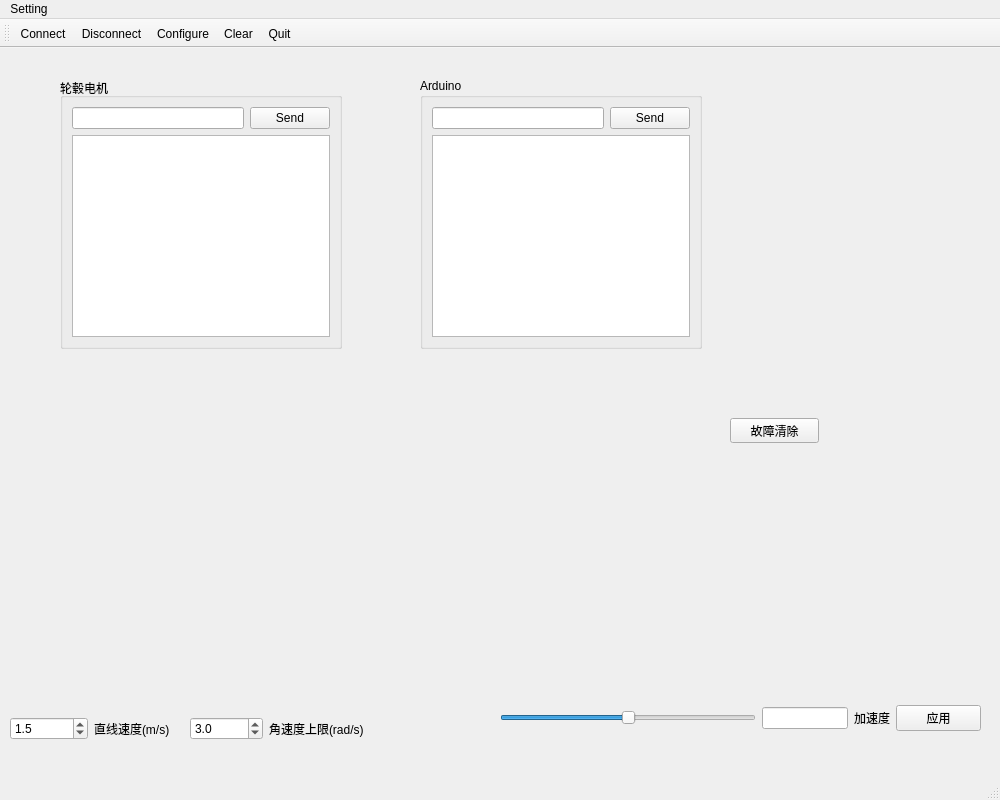
Before: the Qt Designer form ros/catkin_ws/src/qt_app/ui/mainwindow.ui in djl806943371/graduate_project, drawn with Qt 5.
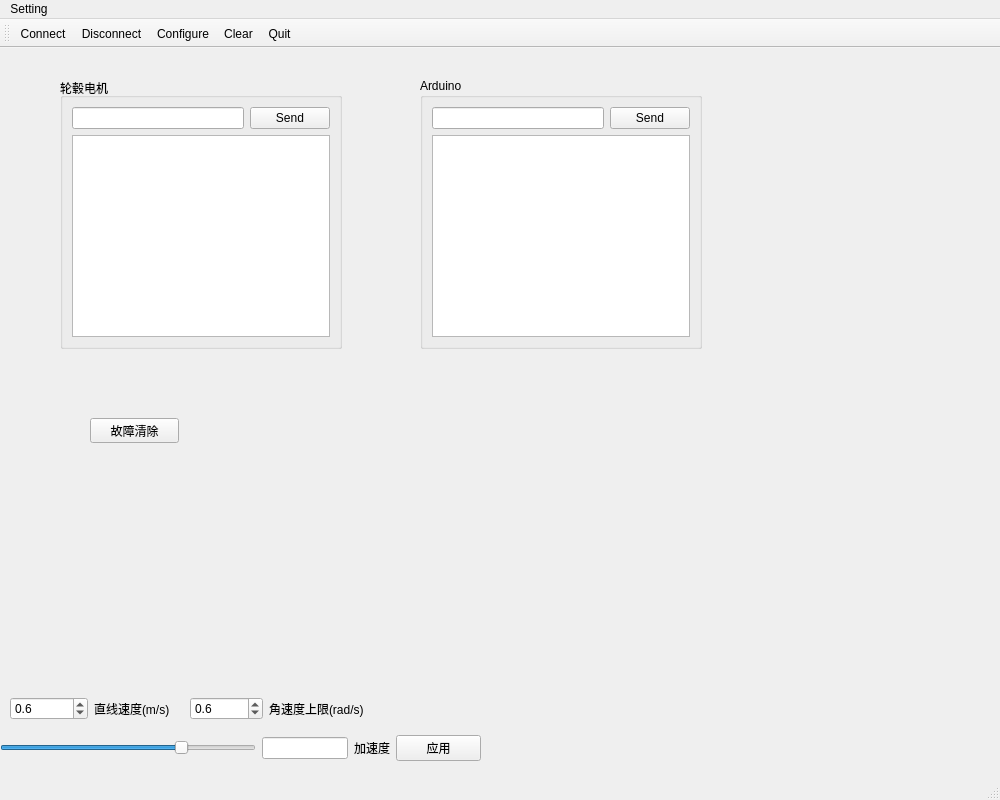
After: the same form once the commit is applied. Icons and pictures are not drawn. Custom widgets are drawn as their Qt base class.

What changed in the file:
```diff
--- a/ros/catkin_ws/src/qt_app/ui/mainwindow.ui
+++ b/ros/catkin_ws/src/qt_app/ui/mainwindow.ui
@@ -18,7 +18,7 @@
     <property name="geometry">
      <rect>
       <x>20</x>
-      <y>400</y>
+      <y>380</y>
       <width>250</width>
       <height>250</height>
      </rect>
@@ -36,8 +36,8 @@
    <widget class="QWidget" name="layoutWidget2">
     <property name="geometry">
      <rect>
-      <x>500</x>
-      <y>640</y>
+      <x>0</x>
+      <y>670</y>
       <width>481</width>
       <height>60</height>
      </rect>
@@ -46,16 +46,16 @@
      <item>
       <widget class="QSlider" name="accelerationSliderBar">
        <property name="minimum">
-        <number>0</number>
+        <number>200</number>
        </property>
        <property name="maximum">
-        <number>100</number>
+        <number>2000</number>
        </property>
        <property name="singleStep">
         <number>1</number>
        </property>
        <property name="value">
-        <number>50</number>
+        <number>1500</number>
        </property>
        <property name="orientation">
         <enum>Qt::Horizontal</enum>
@@ -170,7 +170,7 @@
     <property name="geometry">
      <rect>
       <x>10</x>
-      <y>660</y>
+      <y>640</y>
       <width>161</width>
       <height>41</height>
      </rect>
@@ -182,13 +182,13 @@
         <number>1</number>
        </property>
        <property name="maximum">
-        <double>3.000000000000000</double>
+        <double>2.000000000000000</double>
        </property>
        <property name="singleStep">
         <double>0.200000000000000</double>
        </property>
        <property name="value">
-        <double>1.500000000000000</double>
+        <double>0.600000000000000</double>
        </property>
       </widget>
      </item>
@@ -205,7 +205,7 @@
     <property name="geometry">
      <rect>
       <x>190</x>
-      <y>660</y>
+      <y>640</y>
       <width>174</width>
       <height>41</height>
      </rect>
@@ -217,13 +217,13 @@
         <number>1</number>
        </property>
        <property name="maximum">
-        <double>6.000000000000000</double>
+        <double>3.000000000000000</double>
        </property>
        <property name="singleStep">
         <double>0.200000000000000</double>
        </property>
        <property name="value">
-        <double>3.000000000000000</double>
+        <double>0.600000000000000</double>
        </property>
       </widget>
      </item>
@@ -239,7 +239,7 @@
    <widget class="QPushButton" name="pushButton">
     <property name="geometry">
      <rect>
-      <x>730</x>
+      <x>90</x>
       <y>370</y>
       <width>89</width>
       <height>25</height>
```
Left out of the diff: 4 changed lines with no effect on the pictures.
